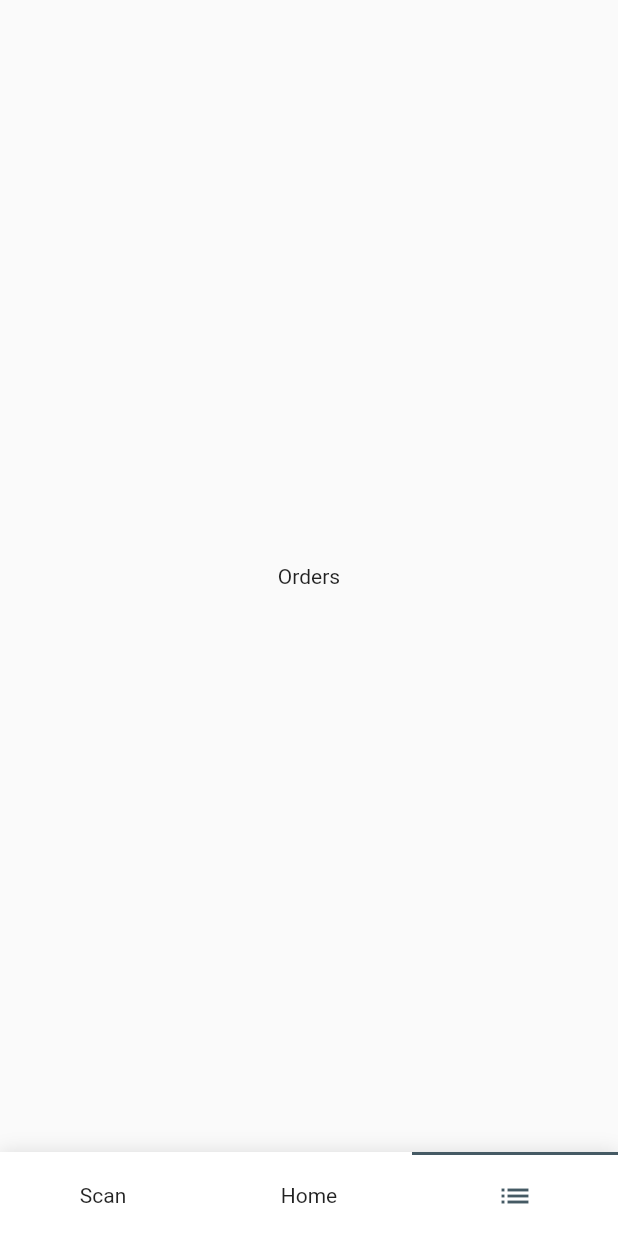
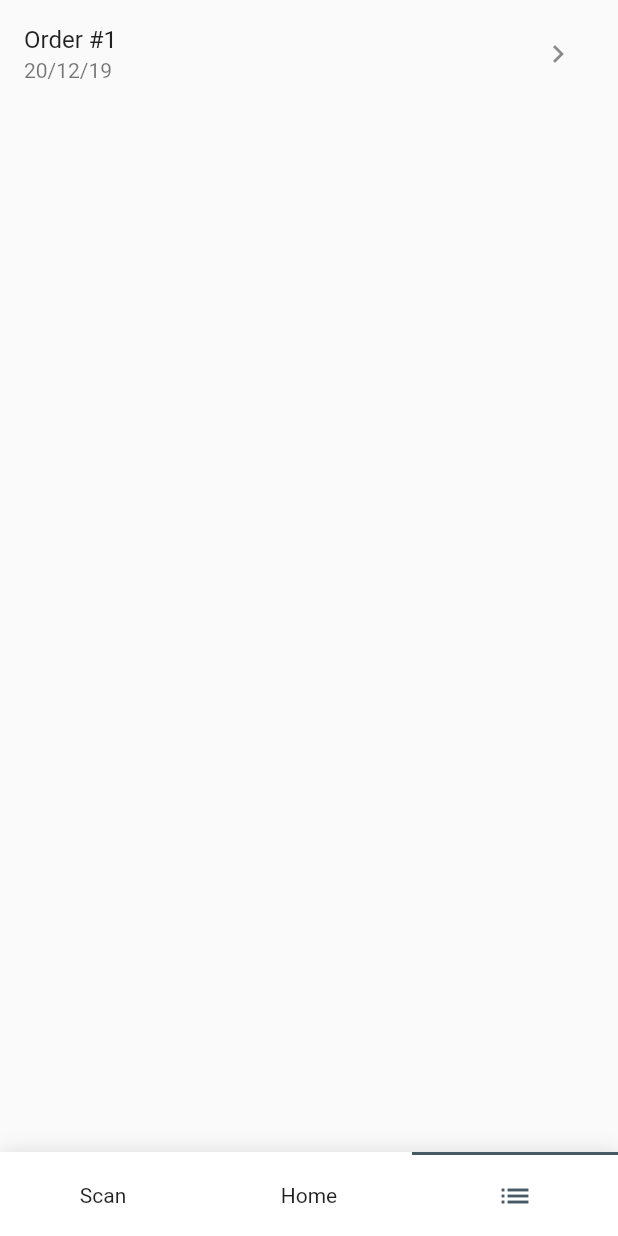
Before and after one commit to nobodomon/WoodWork, a Flutter app: the ContractorHome screen opened directly, item 3 of the bottom bar chosen, on a phone screen of 412 x 824 dp. Run offline on Flutter 3.47's test engine with Material 2 defaults, Android fonts, the phone set to English and light mode, and no system bars; drawn by our look-alikes of titled_navigation_bar; our stand-ins replace gradient_widgets; missing offline and left inert: dart:ffi, keyboard_visibility.

Commit message:
link some more pages

```diff
--- a/lib/ContractorPages/callService.dart
+++ b/lib/ContractorPages/callService.dart
@@ -20,6 +20,7 @@ class callServiceState extends State<callService>{
             mainAxisSize: MainAxisSize.min,
             children: <Widget>[
               new ListTile(
+                leading: Icon(Icons.phone, color: Colors.blueGrey[700],),
                 title: new Text("Call for service"),
               ),
               new Divider(),
@@ -52,7 +53,7 @@ class callServiceState extends State<callService>{
                                   ),
                                   new FlatButton(
                                     child: new Text("Cancel"),
-                                    onPressed: (){},
+                                    onPressed: ()=>{Navigator.of(context).pop()}
                                   )
                                 ],
                               )
--- a/lib/ContractorPages/contractorHome.dart
+++ b/lib/ContractorPages/contractorHome.dart
@@ -2,7 +2,7 @@ import 'package:flutter/material.dart';
 import 'package:titled_navigation_bar/titled_navigation_bar.dart';
 import 'package:woodwork/ContractorPages/callService.dart';
 import 'package:woodwork/ContractorPages/home.dart';
-import 'package:woodwork/ContractorPages/scan.dart';
+import 'package:woodwork/ContractorPages/orders.dart';
 
 class ContractorHome extends StatefulWidget{
   @override
@@ -20,7 +20,7 @@ class _ContractorHomeState extends State<ContractorHome>{
   final List<Widget> children = [
     new callService(),
     new cHome(),
-    new Scan("Orders")
+    new Orders(),
   ];
   @override
   Widget build(BuildContext context) {
--- a/lib/ContractorPages/home.dart
+++ b/lib/ContractorPages/home.dart
@@ -44,7 +44,6 @@ class cHomeState extends State<cHome>{
           new ExpansionTile(
             title: new Text("Orders"),
             leading: new Icon(Icons.list),
-            trailing: new Text("#"),
             children: <Widget>[
               new ListTile(
                 title: new Text("Complete Orders"),
--- /dev/null
+++ b/lib/ContractorPages/orders.dart
@@ -0,0 +1,30 @@
+import 'package:flutter/material.dart';
+import 'package:woodwork/ContractorPages/viewOrders.dart';
+
+class Orders extends StatefulWidget{
+
+  @override
+  State<StatefulWidget> createState() => new OrdersState();
+
+}
+
+class OrdersState extends State<Orders>{
+  @override
+  Widget build(BuildContext context) {
+    // TODO: implement build
+    return new Scaffold(
+      body: new ListView(
+        children: <Widget>[
+          new ListTile(
+            title: new Text("Order #1"),
+            subtitle: new Text("20/12/19"),
+            trailing: new IconButton(
+              icon: new Icon(Icons.chevron_right),
+              onPressed: ()=> Navigator.of(context).push(MaterialPageRoute(builder:(context)=> viewOrders())),
+            ),
+          )
+        ],
+      ),
+    );
+  }
+}
--- a/lib/ContractorPages/scan.dart
+++ /dev/null
@@ -1,41 +0,0 @@
-import 'package:flutter/material.dart';
-/*
-class Scan extends StatefulWidget{
-  final String pageInfo;
-  Scan(this.pageInfo);
-
-  @override
-  State<StatefulWidget> createState() => new ScanState(pageInfo);
-
-}
-
-class ScanState extends State<Scan>{
-  final String pageInfo;
-  ScanState(this.pageInfo);
-  @override
-  Widget build(BuildContext context) {
-    // TODO: implement build
-    return new Scaffold(
-      body: new Center(
-        child: new Text(pageInfo),
-      ),
-    );
-  }
-}
-*/
-
-class Scan extends StatelessWidget{
-  final String pageInfo;
-  Scan(this.pageInfo);
-
-  @override
-  Widget build(BuildContext context) {
-    // TODO: implement build
-    return new Scaffold(
-      body: new Center(
-        child: new Text(pageInfo),
-      )
-    );
-  }
-
-}
--- /dev/null
+++ b/lib/ContractorPages/viewOrders.dart
@@ -0,0 +1,12 @@
+import 'package:flutter/material.dart';
+
+class viewOrders extends StatelessWidget{
+  @override
+  Widget build(BuildContext context) {
+    // TODO: implement build
+    return new Scaffold(
+
+    );
+  }
+
+}
--- a/lib/login.dart
+++ b/lib/login.dart
@@ -69,7 +69,6 @@ class LoginState extends State<Login>{
       body: new Stack(
         children: <Widget>[
         new Image.asset(
-
               'assets/images/WoodGrain.jpeg',
               height: 400,
               fit: BoxFit.fill
@@ -212,7 +211,6 @@ class LoginState extends State<Login>{
                       )
                     ],
                   ),
-
                 ),
               ],
             ),
```
